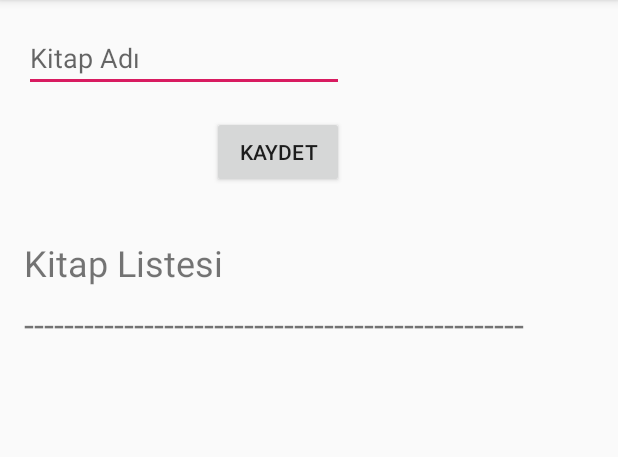
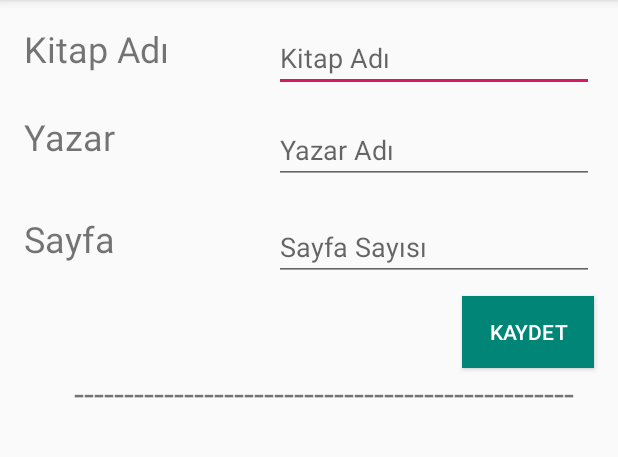
Before and after one commit to BurakCalisgan/BenimKutuphanemCRUD, an Android app: the screen it shows after launch (MainActivity), after a tap on "KAYDET", on a phone screen of 412 x 824 dp, the part 84-541 px from its top. Run offline under Robolectric (Android 15) with nearby library versions, the phone set to English and light mode, and no system bars; our stand-ins replace Firebase (no records; nobody signed in at launch, a user with empty details on screens opened directly).

Commit message:
[TR] Book Sınıfına yeni alanlar eklendi. Buna göre düzenleme yapıldı. [EN] New Fields have been added to Book Class. The editing accordingly has been made.

```diff
--- a/app/src/main/java/burakcalisgan/com/benimkutuphanem/Book.java
+++ b/app/src/main/java/burakcalisgan/com/benimkutuphanem/Book.java
@@ -3,12 +3,15 @@ package burakcalisgan.com.benimkutuphanem;
 public class Book {
     private String id;
     private String bookName;
+    private String author;
+    private String numberOfPages;
 
-    public Book(String id, String bookName) {
+    public Book(String id, String bookName, String author, String numberOfPages) {
         this.id = id;
         this.bookName = bookName;
+        this.author = author;
+        this.numberOfPages = numberOfPages;
     }
-
 
     public String getId() {
         return id;
@@ -25,4 +28,20 @@ public class Book {
     public void setBookName(String bookName) {
         this.bookName = bookName;
     }
+
+    public String getAuthor() {
+        return author;
+    }
+
+    public void setAuthor(String author) {
+        this.author = author;
+    }
+
+    public String getNumberOfPages() {
+        return numberOfPages;
+    }
+
+    public void setNumberOfPages(String  numberOfPages) {
+        this.numberOfPages = numberOfPages;
+    }
 }
--- a/app/src/main/java/burakcalisgan/com/benimkutuphanem/BookAdapter.java
+++ b/app/src/main/java/burakcalisgan/com/benimkutuphanem/BookAdapter.java
@@ -20,14 +20,16 @@ public class BookAdapter extends BaseAdapter{
     private Context context;
     private List<Book> books;
     DatabaseReference databaseReference;
-    EditText edtBookName;
+    EditText edtBookName, edtAuthor, edtNumberOfPages;
     LayoutInflater inflater;
 
-    public BookAdapter(Context context, List<Book> books, DatabaseReference databaseReference, EditText edtBookName) {
+    public BookAdapter(Context context, List<Book> books, DatabaseReference databaseReference, EditText edtBookName, EditText edtAuthor, EditText edtNumberOfPages) {
         this.context = context;
         this.books = books;
         this.databaseReference = databaseReference;
         this.edtBookName = edtBookName;
+        this.edtAuthor = edtAuthor;
+        this.edtNumberOfPages = edtNumberOfPages;
         inflater = LayoutInflater.from(this.context);
     }
 
@@ -53,11 +55,15 @@ public class BookAdapter extends BaseAdapter{
             convertView = inflater.inflate(R.layout.layout_book_list,parent,false);
 
         TextView txtBookName = convertView.findViewById(R.id.txtBookName);
+        TextView txtAuthor = convertView.findViewById(R.id.txtAuthor);
+        TextView txtNumberOfPages = convertView.findViewById(R.id.txtNumberOfPages);
         Button btnDelete = convertView.findViewById(R.id.btnDelete);
         Button btnUpdate = convertView.findViewById(R.id.btnUpdate);
 
         final Book book = books.get(position);
         txtBookName.setText(book.getBookName());
+        txtAuthor.setText(book.getAuthor());
+        txtNumberOfPages.setText(book.getNumberOfPages());
 
         btnDelete.setOnClickListener(new View.OnClickListener() {
             @Override
@@ -71,6 +77,9 @@ public class BookAdapter extends BaseAdapter{
             @Override
             public void onClick(View v) {
                 edtBookName.setText(book.getBookName());
+                edtAuthor.setText(book.getAuthor());
+                edtNumberOfPages.setText(book.getNumberOfPages());
+
                 MainActivity.bookId = book.getId();
 
             }
--- a/app/src/main/java/burakcalisgan/com/benimkutuphanem/MainActivity.java
+++ b/app/src/main/java/burakcalisgan/com/benimkutuphanem/MainActivity.java
@@ -17,12 +17,13 @@ import com.google.firebase.database.FirebaseDatabase;
 import com.google.firebase.database.ValueEventListener;
 
 import java.util.ArrayList;
+import java.util.HashMap;
 import java.util.Map;
 
 public class MainActivity extends AppCompatActivity {
 
     Button btnSave;
-    EditText edtBookName;
+    EditText edtBookName, edtAuthor, edtNumberOfPages;
     DatabaseReference databaseReference;
     ListView listViewBooks;
     BookAdapter bookAdapter;
@@ -42,6 +43,8 @@ public class MainActivity extends AppCompatActivity {
         books = new ArrayList<Book>();
         btnSave = findViewById(R.id.btnSave);
         edtBookName = findViewById(R.id.edtBookName);
+        edtAuthor = findViewById(R.id.edtAuthor);
+        edtNumberOfPages = findViewById(R.id.edtNumberOfPages);
         listViewBooks = findViewById(R.id.lvBookList);
 
 
@@ -49,11 +52,13 @@ public class MainActivity extends AppCompatActivity {
             @Override
             public void onClick(View v) {
                 String bookName = edtBookName.getText().toString();
+                String author = edtAuthor.getText().toString();
+                String numberOfPages = edtNumberOfPages.getText().toString();
 
                 if (TextUtils.isEmpty(bookId)){
                     //Save
                     String id = databaseReference.push().getKey();
-                    Book book = new Book(id,bookName);
+                    Book book = new Book(id,bookName,author,numberOfPages);
                     databaseReference.child(id).setValue(book);
 
                     Toast.makeText(getApplicationContext(),"Kitap Başarıyla Eklendi.", Toast.LENGTH_SHORT).show();
@@ -61,12 +66,16 @@ public class MainActivity extends AppCompatActivity {
                 else{
                     //update
                     databaseReference.child(bookId).child("bookName").setValue(bookName);
+                    databaseReference.child(bookId).child("author").setValue(author);
+                    databaseReference.child(bookId).child("numberOfPages").setValue(numberOfPages);
 
                     Toast.makeText(getApplicationContext(),"Kitap Başarıyla Güncellendi.",Toast.LENGTH_SHORT).show();
                     bookId = null;
 
                 }
                 edtBookName.setText(null);
+                edtAuthor.setText(null);
+                edtNumberOfPages.setText(null);
             }
         });
 
@@ -82,14 +91,20 @@ public class MainActivity extends AppCompatActivity {
             public void onDataChange(@NonNull DataSnapshot dataSnapshot) {
                 books.clear();
                 Book book;
+                String id ,bookName, author, numberOfPages;
                 for (DataSnapshot postSnapshot: dataSnapshot.getChildren()){
                     Map<String,String> map = (Map<String,String>) postSnapshot.getValue();
+                    id = map.get("id");
+                    bookName = map.get("bookName");
+                    author = map.get("author");
+                    numberOfPages = map.get("numberOfPages");
 
-                    book =  new Book(map.get("id"),map.get("bookName"));
+
+                    book =  new Book(id,bookName,author,numberOfPages);
                     books.add(book);
                 }
 
-                bookAdapter = new BookAdapter(getApplicationContext(),books,databaseReference,edtBookName);
+                bookAdapter = new BookAdapter(getApplicationContext(),books,databaseReference,edtBookName,edtAuthor,edtNumberOfPages);
                 listViewBooks.setAdapter(bookAdapter);
 
             }
--- a/app/src/main/res/layout/activity_main.xml
+++ b/app/src/main/res/layout/activity_main.xml
@@ -8,59 +8,105 @@
     tools:layout_editor_absoluteY="81dp">
 
 
+    <TextView
+        android:id="@+id/txtvNumberOfPages"
+        android:layout_width="wrap_content"
+        android:layout_height="wrap_content"
+        android:layout_marginStart="16dp"
+        android:layout_marginTop="35dp"
+        android:text="Sayfa"
+        android:textSize="24sp"
+        app:layout_constraintStart_toStartOf="parent"
+        app:layout_constraintTop_toBottomOf="@+id/txtvAuthor" />
+
     <EditText
         android:id="@+id/edtBookName"
         android:layout_width="wrap_content"
         android:layout_height="wrap_content"
-        android:layout_marginStart="16dp"
         android:layout_marginTop="16dp"
-        android:layout_marginBottom="16dp"
+        android:layout_marginEnd="16dp"
         android:ems="10"
         android:hint="Kitap Adı"
         android:inputType="text"
-        app:layout_constraintBottom_toTopOf="@+id/btnSave"
-        app:layout_constraintStart_toStartOf="parent"
+        app:layout_constraintEnd_toEndOf="parent"
         app:layout_constraintTop_toTopOf="parent" />
+
+    <EditText
+        android:id="@+id/edtAuthor"
+        android:layout_width="wrap_content"
+        android:layout_height="wrap_content"
+        android:layout_marginTop="16dp"
+        android:layout_marginEnd="16dp"
+        android:ems="10"
+        android:hint="Yazar Adı"
+        android:inputType="text"
+        app:layout_constraintEnd_toEndOf="parent"
+        app:layout_constraintTop_toBottomOf="@+id/edtBookName" />
+
+    <EditText
+        android:id="@+id/edtNumberOfPages"
+        android:layout_width="wrap_content"
+        android:layout_height="wrap_content"
+        android:layout_marginTop="19dp"
+        android:layout_marginEnd="16dp"
+        android:ems="10"
+        android:hint="Sayfa Sayısı"
+        android:inputType="number"
+        app:layout_constraintEnd_toEndOf="parent"
+        app:layout_constraintTop_toBottomOf="@+id/edtAuthor" />
 
     <Button
         android:id="@+id/btnSave"
         android:layout_width="wrap_content"
         android:layout_height="wrap_content"
-        android:layout_marginBottom="33dp"
+        android:layout_marginTop="10dp"
+        android:layout_marginEnd="16dp"
+        android:background="@color/colorPrimary"
         android:text="Kaydet"
-        app:layout_constraintBottom_toTopOf="@+id/txtvBookList"
-        app:layout_constraintEnd_toEndOf="@+id/edtBookName"
-        app:layout_constraintTop_toBottomOf="@+id/edtBookName" />
+        android:textColor="@color/common_google_signin_btn_text_dark_default"
+        app:layout_constraintEnd_toEndOf="parent"
+        app:layout_constraintTop_toBottomOf="@+id/edtNumberOfPages" />
 
     <TextView
-        android:id="@+id/txtvBookList"
+        android:id="@+id/txtvBookName"
         android:layout_width="wrap_content"
         android:layout_height="wrap_content"
         android:layout_marginStart="16dp"
-        android:layout_marginBottom="8dp"
-        android:text="Kitap Listesi"
+        android:layout_marginTop="16dp"
+        android:text="Kitap Adı"
         android:textSize="24sp"
-        app:layout_constraintBottom_toTopOf="@+id/txtvLine"
         app:layout_constraintStart_toStartOf="parent"
-        app:layout_constraintTop_toBottomOf="@+id/btnSave" />
+        app:layout_constraintTop_toTopOf="parent" />
+
+    <TextView
+        android:id="@+id/txtvAuthor"
+        android:layout_width="wrap_content"
+        android:layout_height="wrap_content"
+        android:layout_marginStart="16dp"
+        android:layout_marginTop="14dp"
+        android:layout_marginBottom="16dp"
+        android:text="Yazar"
+        android:textSize="24sp"
+        app:layout_constraintBottom_toBottomOf="@+id/edtAuthor"
+        app:layout_constraintStart_toStartOf="parent"
+        app:layout_constraintTop_toBottomOf="@+id/edtBookName" />
 
     <TextView
         android:id="@+id/txtvLine"
         android:layout_width="wrap_content"
         android:layout_height="wrap_content"
-        android:layout_marginStart="16dp"
-        android:layout_marginBottom="12dp"
+        android:layout_marginEnd="13dp"
         android:text="--------------------------------------------------"
         android:textSize="24sp"
-        app:layout_constraintBottom_toTopOf="@+id/lvBookList"
-        app:layout_constraintStart_toStartOf="parent"
-        app:layout_constraintTop_toBottomOf="@+id/txtvBookList" />
+        app:layout_constraintEnd_toEndOf="@+id/btnSave"
+        app:layout_constraintTop_toBottomOf="@+id/btnSave" />
 
     <ListView
         android:id="@+id/lvBookList"
         android:layout_width="0dp"
         android:layout_height="0dp"
-        android:layout_marginBottom="3dp"
+        android:layout_marginTop="8dp"
+        android:layout_marginBottom="5dp"
         app:layout_constraintBottom_toBottomOf="parent"
         app:layout_constraintEnd_toEndOf="parent"
         app:layout_constraintStart_toStartOf="parent"
```
Also changed, not shown: app/src/main/res/layout/layout_book_list.xml (+35 -13 lines).
